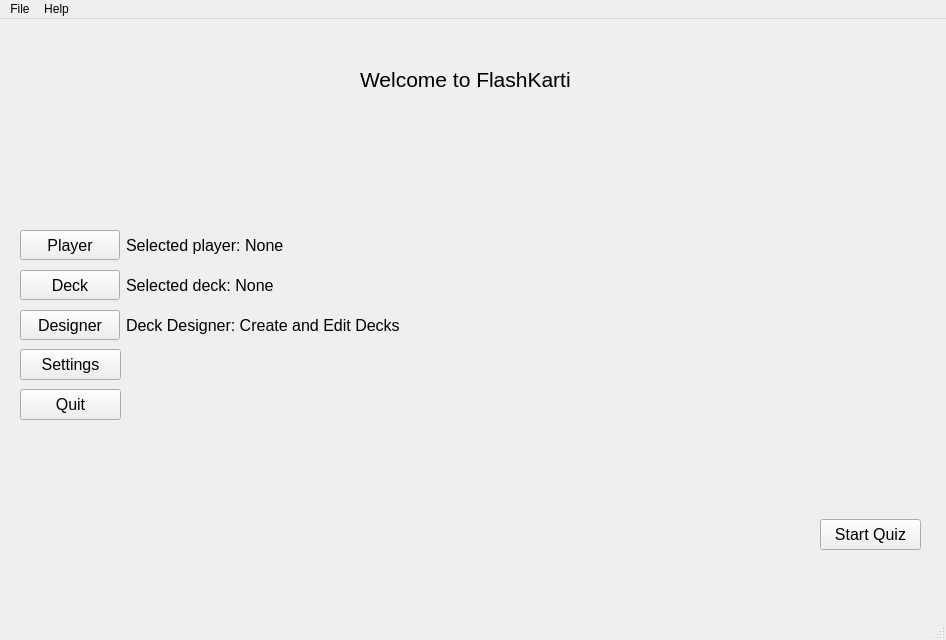
nikolovdeyan/flashkarti, file src/ui/main_window.ui: the form before one commit.
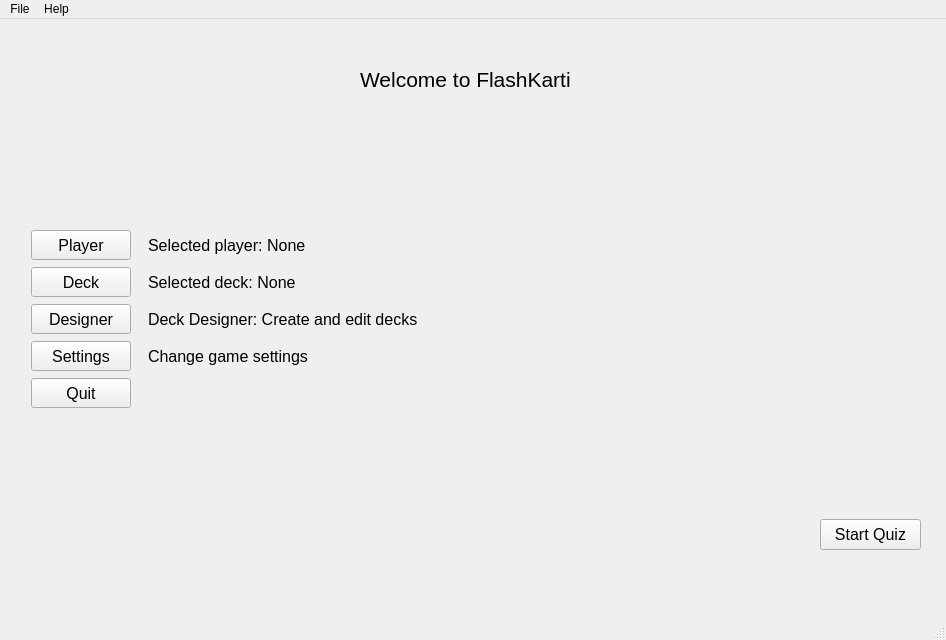
The form after the commit.

Commit message: Connect designer window view to its presenter.

```diff
--- a/src/ui/main_window.ui
+++ b/src/ui/main_window.ui
@@ -14,66 +14,6 @@
    <string>MainWindow</string>
   </property>
   <widget class="QWidget" name="centralwidget">
-   <widget class="QPushButton" name="settings_btn">
-    <property name="geometry">
-     <rect>
-      <x>20</x>
-      <y>330</y>
-      <width>101</width>
-      <height>31</height>
-     </rect>
-    </property>
-    <property name="sizePolicy">
-     <sizepolicy hsizetype="Fixed" vsizetype="Fixed">
-      <horstretch>0</horstretch>
-      <verstretch>0</verstretch>
-     </sizepolicy>
-    </property>
-    <property name="minimumSize">
-     <size>
-      <width>100</width>
-      <height>30</height>
-     </size>
-    </property>
-    <property name="font">
-     <font>
-      <pointsize>12</pointsize>
-     </font>
-    </property>
-    <property name="text">
-     <string>Settings</string>
-    </property>
-   </widget>
-   <widget class="QPushButton" name="quit_btn">
-    <property name="geometry">
-     <rect>
-      <x>20</x>
-      <y>370</y>
-      <width>101</width>
-      <height>31</height>
-     </rect>
-    </property>
-    <property name="sizePolicy">
-     <sizepolicy hsizetype="Fixed" vsizetype="Fixed">
-      <horstretch>0</horstretch>
-      <verstretch>0</verstretch>
-     </sizepolicy>
-    </property>
-    <property name="minimumSize">
-     <size>
-      <width>100</width>
-      <height>30</height>
-     </size>
-    </property>
-    <property name="font">
-     <font>
-      <pointsize>12</pointsize>
-     </font>
-    </property>
-    <property name="text">
-     <string>Quit</string>
-    </property>
-   </widget>
    <widget class="QPushButton" name="start_quiz_btn">
     <property name="geometry">
      <rect>
@@ -122,77 +62,17 @@
      <string>Welcome to FlashKarti</string>
     </property>
    </widget>
-   <widget class="QWidget" name="layoutWidget">
-    <property name="geometry">
-     <rect>
-      <x>20</x>
-      <y>250</y>
-      <width>558</width>
-      <height>33</height>
-     </rect>
-    </property>
-    <layout class="QHBoxLayout" name="horizontalLayout_2">
-     <item>
-      <widget class="QPushButton" name="deck_btn">
-       <property name="sizePolicy">
-        <sizepolicy hsizetype="Fixed" vsizetype="Fixed">
-         <horstretch>0</horstretch>
-         <verstretch>0</verstretch>
-        </sizepolicy>
-       </property>
-       <property name="minimumSize">
-        <size>
-         <width>100</width>
-         <height>30</height>
-        </size>
-       </property>
-       <property name="font">
-        <font>
-         <pointsize>12</pointsize>
-        </font>
-       </property>
-       <property name="text">
-        <string>Deck</string>
-       </property>
-      </widget>
-     </item>
-     <item>
-      <widget class="QLabel" name="deck_label">
-       <property name="sizePolicy">
-        <sizepolicy hsizetype="Fixed" vsizetype="Preferred">
-         <horstretch>0</horstretch>
-         <verstretch>0</verstretch>
-        </sizepolicy>
-       </property>
-       <property name="minimumSize">
-        <size>
-         <width>450</width>
-         <height>0</height>
-        </size>
-       </property>
-       <property name="font">
-        <font>
-         <pointsize>12</pointsize>
-        </font>
-       </property>
-       <property name="text">
-        <string>Selected deck: None</string>
-       </property>
-      </widget>
-     </item>
-    </layout>
-   </widget>
-   <widget class="QWidget" name="layoutWidget">
+   <widget class="QWidget" name="">
     <property name="geometry">
      <rect>
       <x>20</x>
       <y>210</y>
-      <width>558</width>
-      <height>33</height>
+      <width>591</width>
+      <height>181</height>
      </rect>
     </property>
-    <layout class="QHBoxLayout" name="horizontalLayout">
-     <item>
+    <layout class="QGridLayout" name="gridLayout">
+     <item row="0" column="0">
       <widget class="QPushButton" name="player_btn">
        <property name="sizePolicy">
         <sizepolicy hsizetype="Fixed" vsizetype="Fixed">
@@ -216,7 +96,7 @@
        </property>
       </widget>
      </item>
-     <item>
+     <item row="0" column="1">
       <widget class="QLabel" name="player_label">
        <property name="sizePolicy">
         <sizepolicy hsizetype="Fixed" vsizetype="Preferred">
@@ -240,19 +120,55 @@
        </property>
       </widget>
      </item>
-    </layout>
-   </widget>
-   <widget class="QWidget" name="layoutWidget">
-    <property name="geometry">
-     <rect>
-      <x>20</x>
-      <y>290</y>
-      <width>558</width>
-      <height>33</height>
-     </rect>
-    </property>
-    <layout class="QHBoxLayout" name="horizontalLayout_3">
-     <item>
+     <item row="1" column="0">
+      <widget class="QPushButton" name="deck_btn">
+       <property name="sizePolicy">
+        <sizepolicy hsizetype="Fixed" vsizetype="Fixed">
+         <horstretch>0</horstretch>
+         <verstretch>0</verstretch>
+        </sizepolicy>
+       </property>
+       <property name="minimumSize">
+        <size>
+         <width>100</width>
+         <height>30</height>
+        </size>
+       </property>
+       <property name="font">
+        <font>
+         <pointsize>12</pointsize>
+        </font>
+       </property>
+       <property name="text">
+        <string>Deck</string>
+       </property>
+      </widget>
+     </item>
+     <item row="1" column="1">
+      <widget class="QLabel" name="deck_label">
+       <property name="sizePolicy">
+        <sizepolicy hsizetype="Fixed" vsizetype="Preferred">
+         <horstretch>0</horstretch>
+         <verstretch>0</verstretch>
+        </sizepolicy>
+       </property>
+       <property name="minimumSize">
+        <size>
+         <width>450</width>
+         <height>0</height>
+        </size>
+       </property>
+       <property name="font">
+        <font>
+         <pointsize>12</pointsize>
+        </font>
+       </property>
+       <property name="text">
+        <string>Selected deck: None</string>
+       </property>
+      </widget>
+     </item>
+     <item row="2" column="0">
       <widget class="QPushButton" name="designer_btn">
        <property name="sizePolicy">
         <sizepolicy hsizetype="Fixed" vsizetype="Fixed">
@@ -276,7 +192,7 @@
        </property>
       </widget>
      </item>
-     <item>
+     <item row="2" column="1">
       <widget class="QLabel" name="designer_label">
        <property name="sizePolicy">
         <sizepolicy hsizetype="Fixed" vsizetype="Preferred">
@@ -296,7 +212,79 @@
         </font>
        </property>
        <property name="text">
-        <string>Deck Designer: Create and Edit Decks</string>
+        <string>Deck Designer: Create and edit decks</string>
+       </property>
+      </widget>
+     </item>
+     <item row="3" column="0">
+      <widget class="QPushButton" name="settings_btn">
+       <property name="sizePolicy">
+        <sizepolicy hsizetype="Fixed" vsizetype="Fixed">
+         <horstretch>0</horstretch>
+         <verstretch>0</verstretch>
+        </sizepolicy>
+       </property>
+       <property name="minimumSize">
+        <size>
+         <width>100</width>
+         <height>30</height>
+        </size>
+       </property>
+       <property name="font">
+        <font>
+         <pointsize>12</pointsize>
+        </font>
+       </property>
+       <property name="text">
+        <string>Settings</string>
+       </property>
+      </widget>
+     </item>
+     <item row="4" column="0">
+      <widget class="QPushButton" name="quit_btn">
+       <property name="sizePolicy">
+        <sizepolicy hsizetype="Fixed" vsizetype="Fixed">
+         <horstretch>0</horstretch>
+         <verstretch>0</verstretch>
+        </sizepolicy>
+       </property>
+       <property name="minimumSize">
+        <size>
+         <width>100</width>
+         <height>30</height>
+        </size>
+       </property>
+       <property name="font">
+        <font>
+         <pointsize>12</pointsize>
+        </font>
+       </property>
+       <property name="text">
+        <string>Quit</string>
+       </property>
+      </widget>
+     </item>
+     <item row="3" column="1">
+      <widget class="QLabel" name="settings_label">
+       <property name="sizePolicy">
+        <sizepolicy hsizetype="Fixed" vsizetype="Preferred">
+         <horstretch>0</horstretch>
+         <verstretch>0</verstretch>
+        </sizepolicy>
+       </property>
+       <property name="minimumSize">
+        <size>
+         <width>450</width>
+         <height>0</height>
+        </size>
+       </property>
+       <property name="font">
+        <font>
+         <pointsize>12</pointsize>
+        </font>
+       </property>
+       <property name="text">
+        <string>Change game settings</string>
        </property>
       </widget>
      </item>
```
The commit also changes 5 other files.
